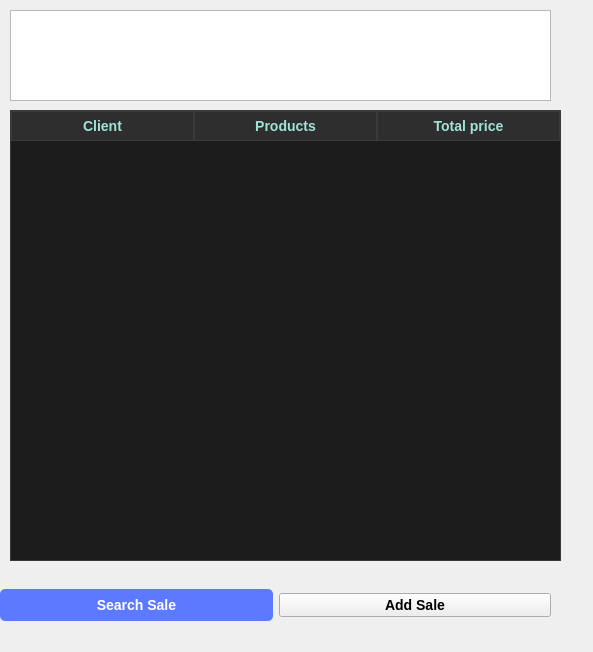
Above: design/sale_window.ui from Adrianrguez96/sales_management before the change. Below: the same form after it.
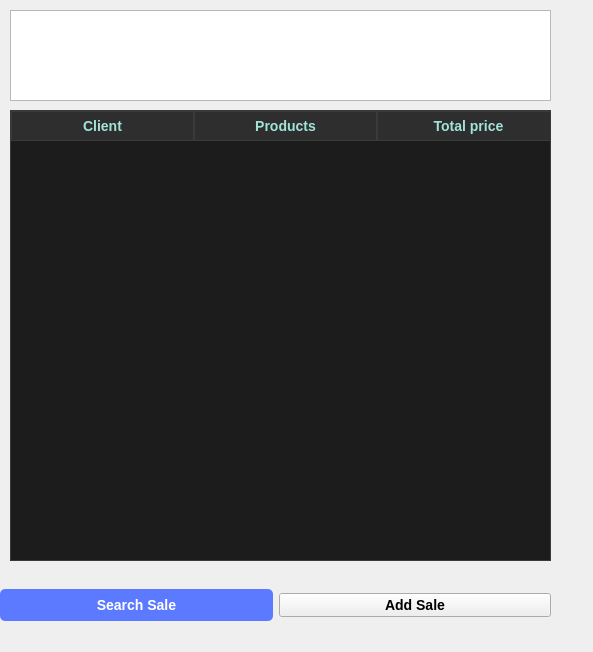
That is the form after the change.

Commit message: Fix / Adjust table not horizontal scroll and delete css filter: brigness()

What changed in the file:
```diff
--- a/design/sale_window.ui
+++ b/design/sale_window.ui
@@ -104,12 +104,12 @@
     <rect>
      <x>10</x>
      <y>110</y>
-     <width>551</width>
+     <width>541</width>
      <height>451</height>
     </rect>
    </property>
    <property name="sizePolicy">
-    <sizepolicy hsizetype="Expanding" vsizetype="Expanding">
+    <sizepolicy hsizetype="Fixed" vsizetype="Fixed">
      <horstretch>0</horstretch>
      <verstretch>0</verstretch>
     </sizepolicy>
@@ -182,6 +182,9 @@
 }
 </string>
    </property>
+   <property name="horizontalScrollBarPolicy">
+    <enum>Qt::ScrollBarAlwaysOff</enum>
+   </property>
    <property name="editTriggers">
     <set>QAbstractItemView::NoEditTriggers</set>
    </property>
```
Left out of the diff: 1 changed line with no effect on the pictures. The commit also changes 4 other files.
